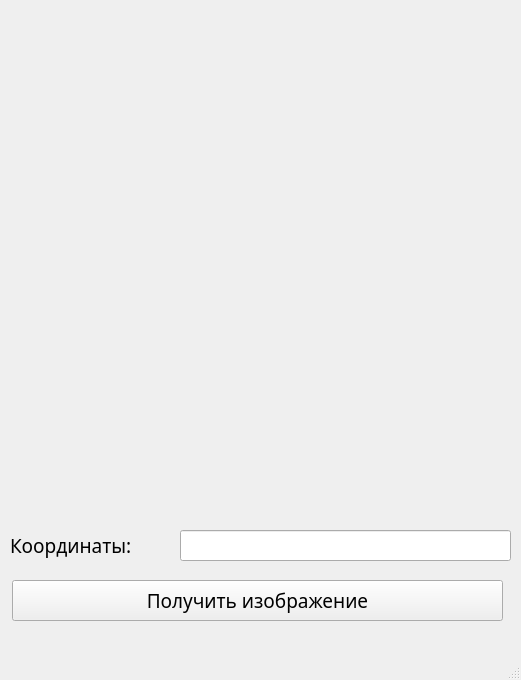
Above: main.ui from ArseniyArtyushin/AppMapAPI before the change. Below: the same form after it.
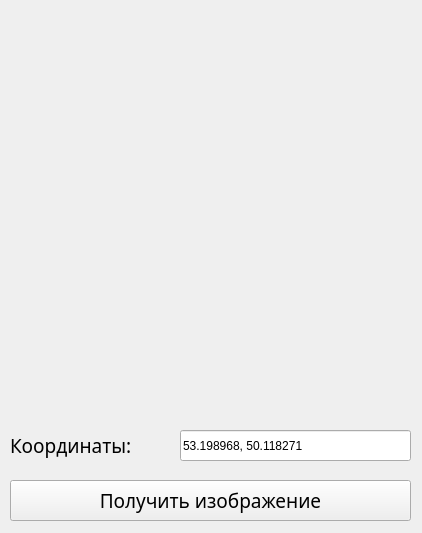
That is the form after the change.

Diff of the .ui file:
```diff
--- a/main.ui
+++ b/main.ui
@@ -6,8 +6,8 @@
    <rect>
     <x>0</x>
     <y>0</y>
-    <width>521</width>
-    <height>680</height>
+    <width>422</width>
+    <height>533</height>
    </rect>
   </property>
   <property name="windowTitle">
@@ -19,8 +19,8 @@
      <rect>
       <x>10</x>
       <y>10</y>
-      <width>500</width>
-      <height>500</height>
+      <width>400</width>
+      <height>400</height>
      </rect>
     </property>
     <property name="text">
@@ -31,17 +31,20 @@
     <property name="geometry">
      <rect>
       <x>180</x>
-      <y>530</y>
-      <width>331</width>
+      <y>430</y>
+      <width>231</width>
       <height>31</height>
      </rect>
     </property>
+    <property name="text">
+     <string>53.198968, 50.118271</string>
+    </property>
    </widget>
    <widget class="QLabel" name="label_coord">
     <property name="geometry">
      <rect>
       <x>10</x>
-      <y>530</y>
+      <y>430</y>
       <width>151</width>
       <height>31</height>
      </rect>
@@ -61,9 +64,9 @@
    <widget class="QPushButton" name="pushButton">
     <property name="geometry">
      <rect>
-      <x>12</x>
-      <y>580</y>
-      <width>491</width>
+      <x>10</x>
+      <y>480</y>
+      <width>401</width>
       <height>41</height>
      </rect>
     </property>
@@ -78,17 +81,6 @@
     </property>
    </widget>
   </widget>
-  <widget class="QMenuBar" name="menubar">
-   <property name="geometry">
-    <rect>
-     <x>0</x>
-     <y>0</y>
-     <width>521</width>
-     <height>26</height>
-    </rect>
-   </property>
-  </widget>
-  <widget class="QStatusBar" name="statusbar"/>
  </widget>
  <resources/>
  <connections/>
```
Left out of the diff: 2 changed lines with no effect on the pictures.
